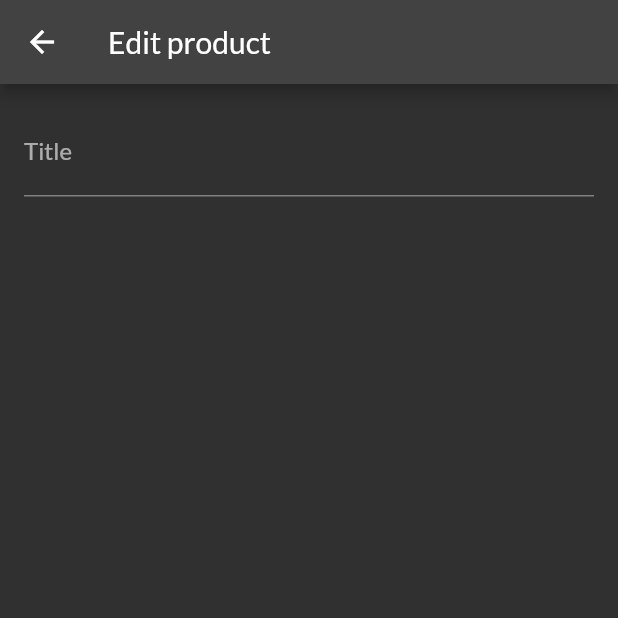
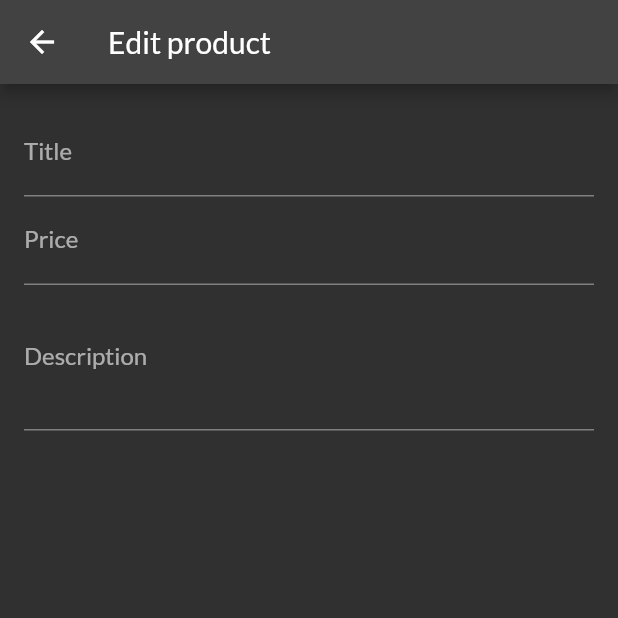
Before and after one commit to dfenders2002/ShopApp, a Flutter app: the EditProductScreen screen opened by its route, on a phone screen of 412 x 824 dp, the top half of it. Run offline on Flutter 3.47's test engine with Material 2 defaults, Android fonts, the phone set to English and light mode, and no system bars; our stand-ins replace google_fonts; network calls fail.

Commit message:
input fields

```diff
--- a/lib/screens/edit_product_screen.dart
+++ b/lib/screens/edit_product_screen.dart
@@ -11,6 +11,16 @@ class EditProductScreen extends StatefulWidget {
 }
 
 class _EditProductScreenState extends State<EditProductScreen> {
+  final _focusPrice = FocusNode();
+  final _focusDescription = FocusNode();
+
+  //dispose focusnodes otherwise memory leak
+  void dispose() {
+    _focusPrice.dispose();
+    _focusDescription.dispose();
+    super.dispose();
+  }
+
   @override
   Widget build(BuildContext context) {
     return Scaffold(
@@ -23,10 +33,24 @@ class _EditProductScreenState extends State<EditProductScreen> {
           child: ListView(
             children: [
               TextFormField(
-                decoration: InputDecoration(
-                  labelText: 'Title',
-                ),
+                decoration: InputDecoration(labelText: 'Title'),
                 textInputAction: TextInputAction.next,
+                onFieldSubmitted: (val) =>
+                    FocusScope.of(context).requestFocus(_focusPrice),
+              ),
+              TextFormField(
+                decoration: InputDecoration(labelText: 'Price'),
+                textInputAction: TextInputAction.next,
+                keyboardType: TextInputType.number,
+                focusNode: _focusPrice,
+                onFieldSubmitted: (val) =>
+                    FocusScope.of(context).requestFocus(_focusDescription),
+              ),
+              TextFormField(
+                decoration: InputDecoration(labelText: 'Description'),
+                maxLines: 3,
+                textInputAction: TextInputAction.next,
+                keyboardType: TextInputType.multiline,
               ),
             ],
           ),
```
